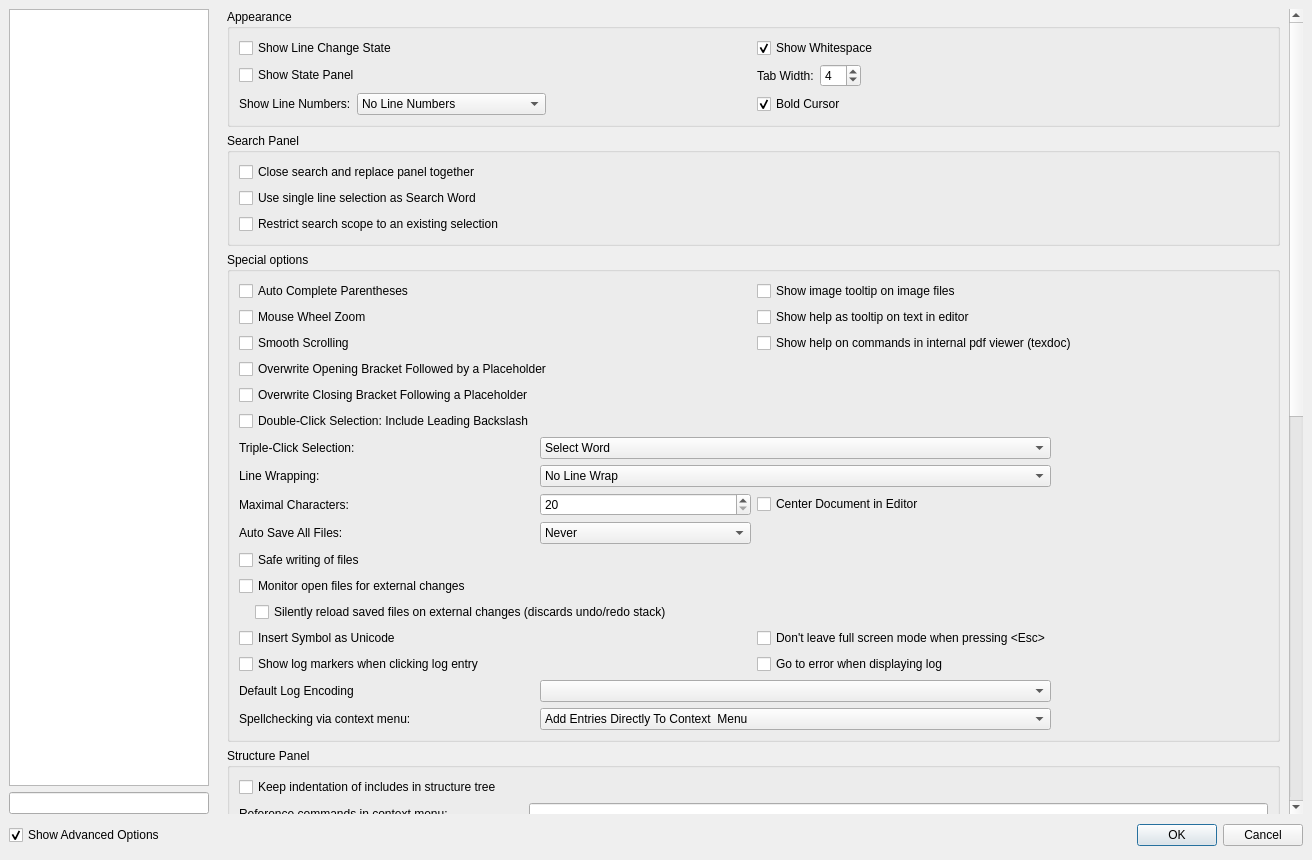
Old version of the form configdialog.ui in the repository texstudio-org/texstudio.
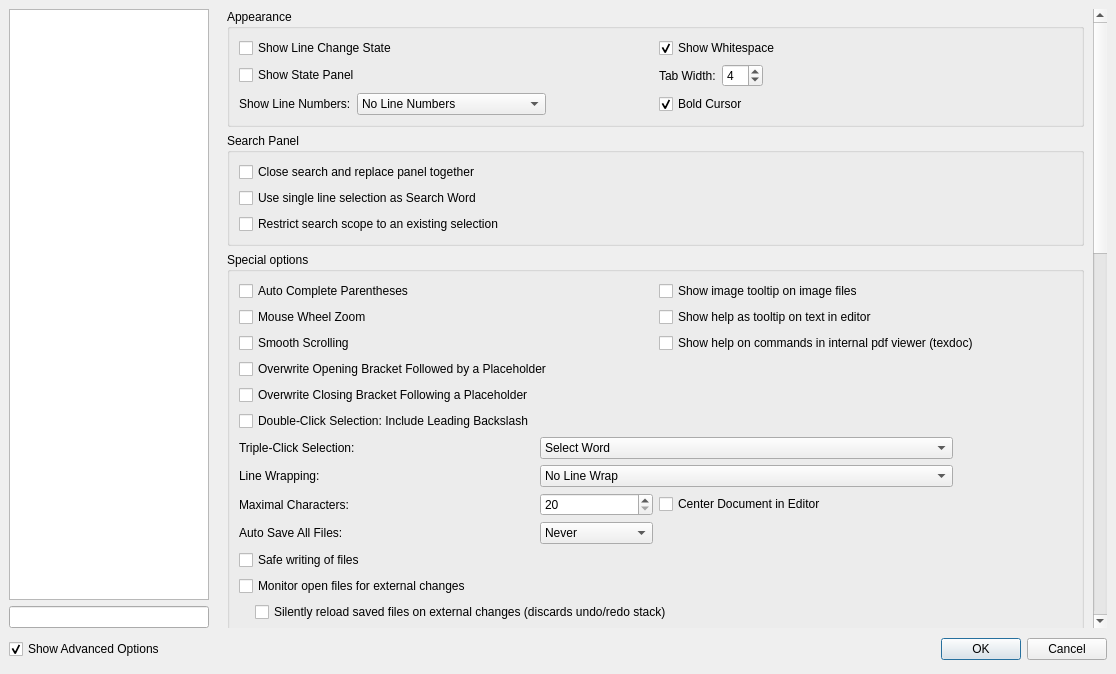
New version of the form. Icons and pictures are not drawn.

Commit message: revert unwanted increase of config dialog size

Patch:
```diff
--- a/configdialog.ui
+++ b/configdialog.ui
@@ -6,8 +6,8 @@
    <rect>
     <x>0</x>
     <y>0</y>
-    <width>1312</width>
-    <height>860</height>
+    <width>1116</width>
+    <height>674</height>
    </rect>
   </property>
   <property name="windowTitle">
```
